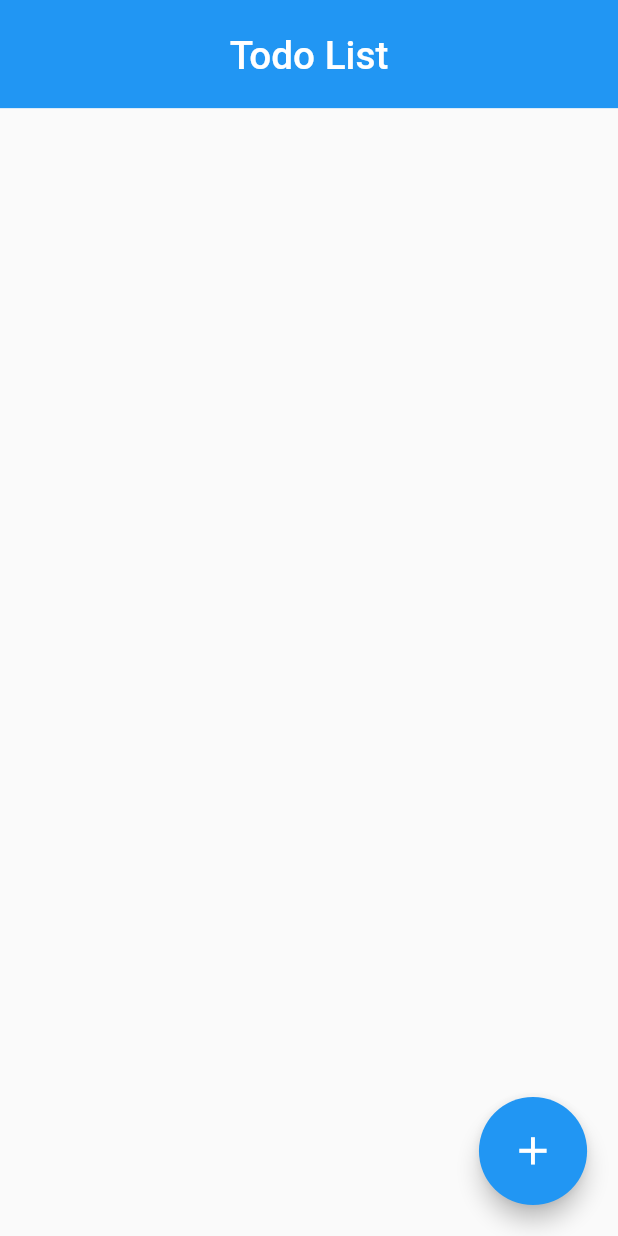
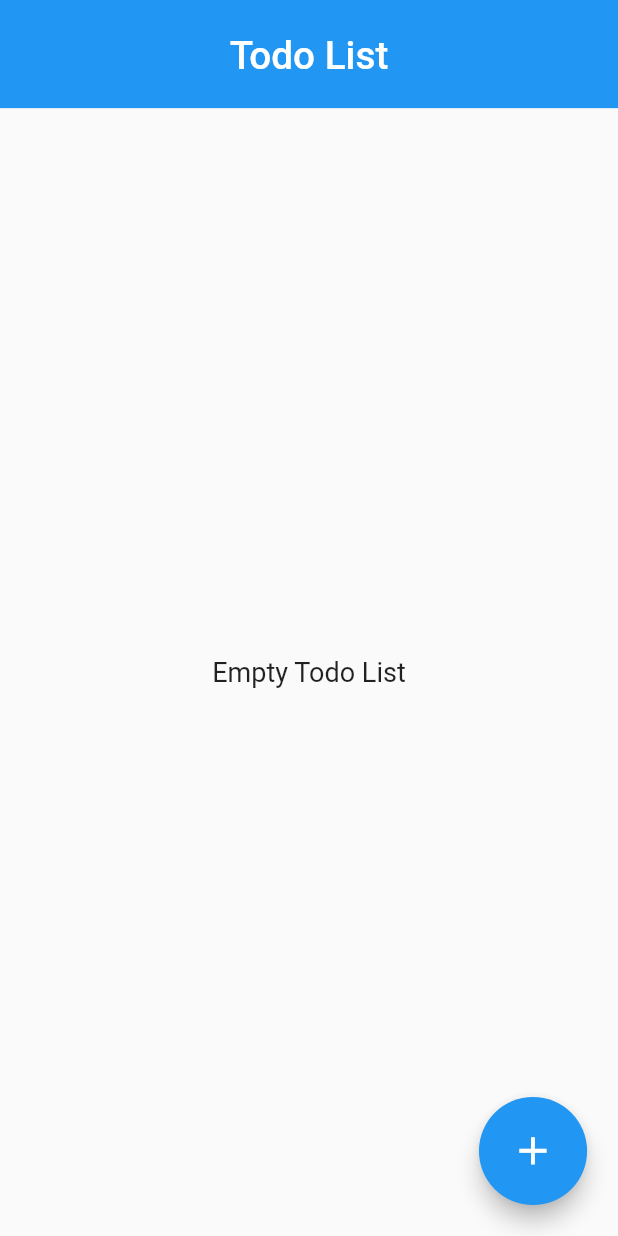
Before and after one commit to haaley/flutter_todo_app, a Flutter app: the screen it shows after launch, on a phone screen of 412 x 824 dp. Run offline on Flutter 3.47's test engine with Material 2 defaults, Android fonts, the light colour scheme and no system bars; our stand-ins replace bloc, equatable, flutter_bloc, flutter_local_notifications, hive, hive_flutter and 2 more; accounts and stored records are empty.

Commit message:
ref: code cleanup and small ui tweaks

```diff
--- a/lib/main.dart
+++ b/lib/main.dart
@@ -46,9 +46,7 @@ class MyApp extends StatelessWidget {
 
           initialRoute: "/",
           routes: {
-            // When navigating to the "/" route, build the FirstScreen widget.
             '/': (context) => const HomePage(),
-            // When navigating to the "/second" route, build the SecondScreen widget.
             '/new_todo': (context) => const NewTodo(),
           },
         ),
--- a/lib/page/home/home.dart
+++ b/lib/page/home/home.dart
@@ -9,8 +9,6 @@ class HomePage extends StatelessWidget {
 
   @override
   Widget build(BuildContext context) {
-    final bool displayMobileLayout = MediaQuery.of(context).size.width < 600;
-
     return Row(
       children: [
         Expanded(
@@ -19,13 +17,14 @@ class HomePage extends StatelessWidget {
               title: const Text("Todo List"),
               elevation: 0,
               centerTitle: true,
-              automaticallyImplyLeading: displayMobileLayout,
             ),
             floatingActionButton: ResponsiveVisibility(
               visible: false,
               visibleWhen: const [Condition.smallerThan(name: DESKTOP)],
               child: FloatingActionButton(
-                onPressed: () {Navigator.of(context).pushNamed('/new_todo');},
+                onPressed: () {
+                  Navigator.of(context).pushNamed('/new_todo');
+                },
                 child: (const Icon(Icons.add)),
               ),
             ),
@@ -33,6 +32,9 @@ class HomePage extends StatelessWidget {
               builder: (context, state) {
                 if (state is HomeLoadedState) {
                   return renderTodos(context);
+                }
+                if (state is EmptyTodosState) {
+                  return const Center(child: Text("Empty Todo List"));
                 }
                 return Container();
               },
--- a/lib/page/home/home_bloc.dart
+++ b/lib/page/home/home_bloc.dart
@@ -22,6 +22,10 @@ class HomeBloc extends Bloc<HomeEvent, HomeState> {
 
     on<LoadTodosEvent>((event, emit) async {
       final todos = _service.getTodos();
+      if(todos.isEmpty){
+        emit(EmptyTodosState());
+        return;
+      }
       emit(HomeLoadedState(todos));
     });
 
--- a/lib/page/home/home_state.dart
+++ b/lib/page/home/home_state.dart
@@ -19,7 +19,7 @@ class HomeLoadedState extends HomeState {
 
 }
 
-class EmptyStodosState extends HomeState {
+class EmptyTodosState extends HomeState {
   @override
   List<Object?> get props => [];
 
```
Also changed, not shown: lib/page/home/new_todo.dart (+15 -7 lines).
